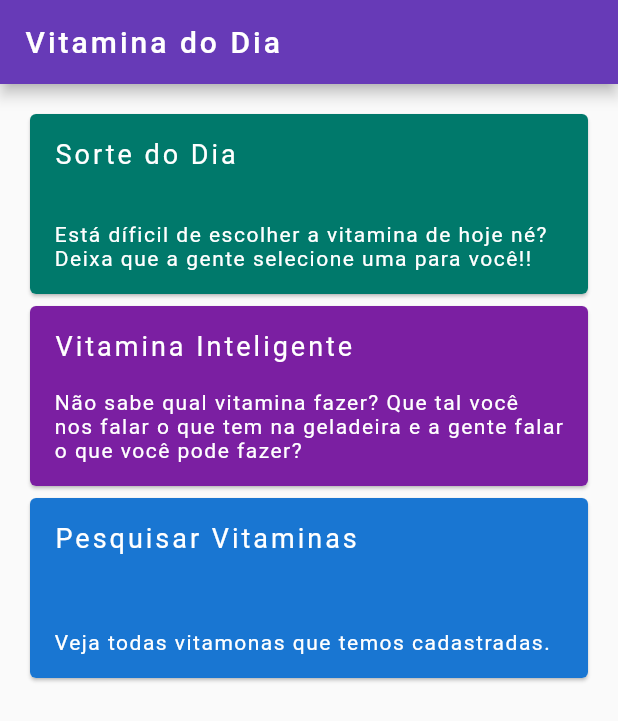
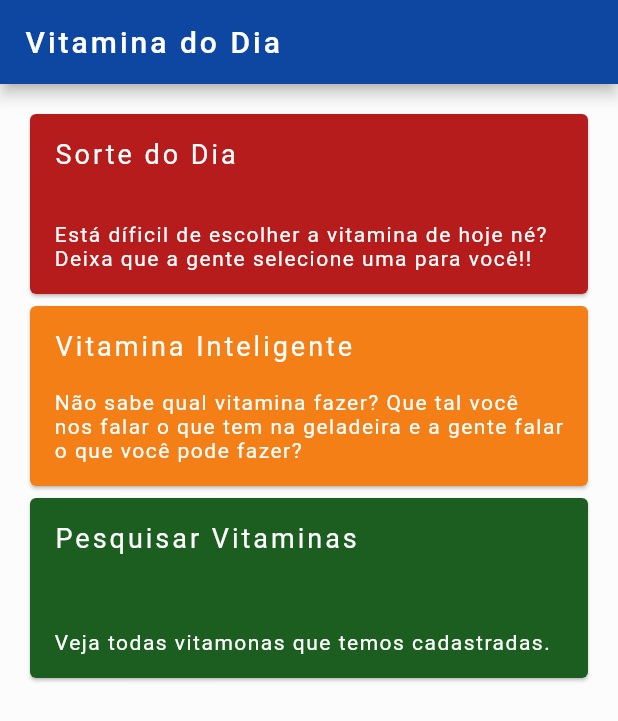
Before and after one commit to thalesbm/flutter_vitaminas, a Flutter app: the screen it shows after launch, on a phone screen of 412 x 824 dp. Shown: the top 721 px of the screen. Run offline on Flutter 3.47's test engine with Material 2 defaults, Android fonts, the light colour scheme and no system bars; our stand-ins replace google_fonts, hexcolor; Roboto replaces fonts that are missing (Ubuntu).

Commit message:
organizado layout

```diff
--- a/lib/feature/home/main.dart
+++ b/lib/feature/home/main.dart
@@ -23,55 +23,59 @@ class _MyAppState extends State<MyApp> {
             appBar: CustomToolbar("Vitamina do Dia"), body: _setBody()));
   }
 
-  SingleChildScrollView _setBody() {
-    return SingleChildScrollView(
-      child: Container(
-        padding: EdgeInsets.all(16),
-        child: Column(
-          children: [
-            HomeItemView(createHomeModelFirstCard(), pressedFirstCard),
-            HomeItemView(createHomeModelSecondCard(), pressedSecondCard),
-            HomeItemView(createHomeModelThirdCard(), pressedThirdCard),
-          ],
+  Container _setBody() {
+    return Container(
+      color: Colors.white30,
+      height: double.infinity,
+      child: SingleChildScrollView(
+        child: Container(
+          padding: EdgeInsets.all(16),
+          child: Column(
+            children: [
+              HomeItemView(_createLuckOfTheDayModel(), pressedLuckOfTheDayCard),
+              HomeItemView(_createSmartVitaminModel(), pressedSmartVitaminCard),
+              HomeItemView(_createSearchVitaminModel(), pressedSearchVitaminCard),
+            ],
+          ),
         ),
       ),
     );
   }
 
-  HomeModel createHomeModelFirstCard() {
+  HomeModel _createLuckOfTheDayModel() {
     return HomeModel(
         "Sorte do Dia",
         "Está díficil de escolher a vitamina de hoje né? Deixa que a gente selecione uma para você!!",
         HexColor(PaletteColors.firstCardColor));
   }
 
-  HomeModel createHomeModelSecondCard() {
+  HomeModel _createSmartVitaminModel() {
     return HomeModel(
         "Vitamina Inteligente",
         "Não sabe qual vitamina fazer? Que tal você nos falar o que tem na geladeira e a gente falar o que você pode fazer?",
         HexColor(PaletteColors.thirdCardColor));
   }
 
-  HomeModel createHomeModelThirdCard() {
+  HomeModel _createSearchVitaminModel() {
     return HomeModel(
         "Pesquisar Vitaminas",
         "Veja todas vitamonas que temos cadastradas.",
         HexColor(PaletteColors.secondCardColor));
   }
 
-  void pressedFirstCard() {
+  void pressedLuckOfTheDayCard() {
     setState(() {
-      print("pressedThirdCard");
+      print("pressedFirstCard");
     });
   }
 
-  void pressedSecondCard() {
+  void pressedSmartVitaminCard() {
     setState(() {
-      print("pressedThirdCard");
+      print("pressedSecondCard");
     });
   }
 
-  void pressedThirdCard() {
+  void pressedSearchVitaminCard() {
     setState(() {
       print("pressedThirdCard");
     });
--- a/lib/view/colors.dart
+++ b/lib/view/colors.dart
@@ -1,8 +1,8 @@
 class PaletteColors {
 
-  static String primaryColor = "#673ab7";
-  static String firstCardColor = "#00796b";
-  static String secondCardColor = "#1976d2";
-  static String thirdCardColor = "#7b1fa2";
+  static String primaryColor = "#0d47a1";
+  static String firstCardColor = "#b71c1c";
+  static String secondCardColor = "#1b5e20";
+  static String thirdCardColor = "#f57f17";
 
 }
```
